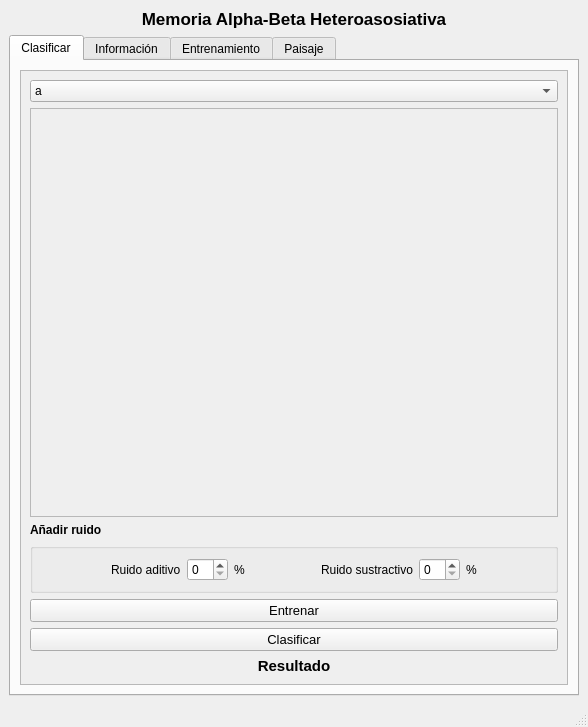
Above: Proyecto/memoria_ui.ui from artLara/Clasificador-Basado-Metricas before the change. Below: the same form after it.
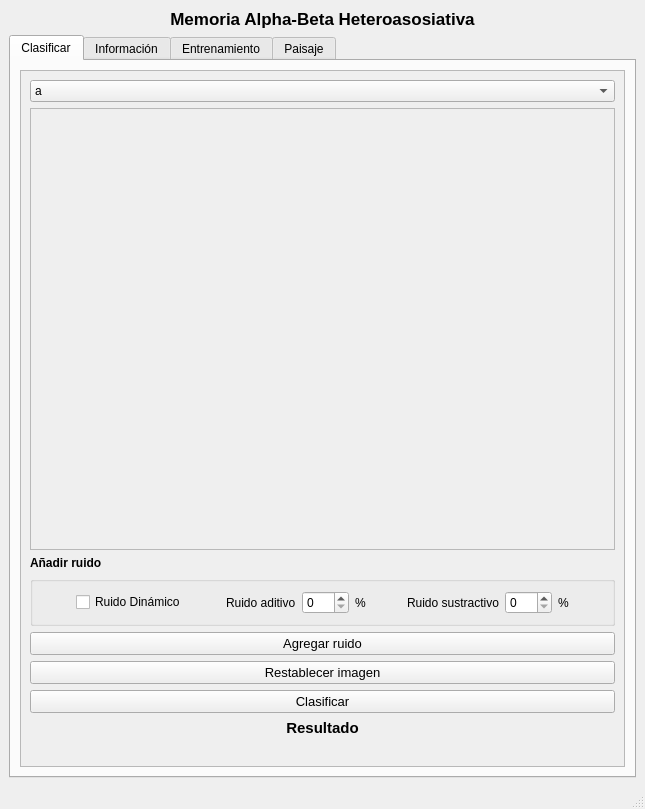
That is the form after the change.

Commit message: memoria implementada

The edit to the form file:
```diff
--- a/Proyecto/memoria_ui.ui
+++ b/Proyecto/memoria_ui.ui
@@ -6,8 +6,8 @@
    <rect>
     <x>0</x>
     <y>0</y>
-    <width>588</width>
-    <height>727</height>
+    <width>645</width>
+    <height>809</height>
    </rect>
   </property>
   <property name="windowTitle">
@@ -52,8 +52,8 @@
             <rect>
              <x>0</x>
              <y>0</y>
-             <width>536</width>
-             <height>593</height>
+             <width>593</width>
+             <height>675</height>
             </rect>
            </property>
            <layout class="QVBoxLayout" name="verticalLayout_2">
@@ -96,8 +96,8 @@
                 <rect>
                  <x>0</x>
                  <y>0</y>
-                 <width>512</width>
-                 <height>359</height>
+                 <width>569</width>
+                 <height>381</height>
                 </rect>
                </property>
                <layout class="QGridLayout" name="gridLayout_7">
@@ -132,34 +132,34 @@
                <string/>
               </property>
               <layout class="QGridLayout" name="gridLayout_6">
-               <item row="1" column="5">
-                <widget class="QLabel" name="label_8">
-                 <property name="text">
-                  <string>Ruido sustractivo</string>
-                 </property>
-                </widget>
-               </item>
                <item row="1" column="6">
-                <widget class="QSpinBox" name="spinBox_2"/>
-               </item>
-               <item row="1" column="3">
-                <widget class="QLabel" name="label_7">
-                 <property name="text">
-                  <string>%</string>
+                <spacer name="horizontalSpacer_3">
+                 <property name="orientation">
+                  <enum>Qt::Horizontal</enum>
                  </property>
-                </widget>
-               </item>
-               <item row="1" column="2">
-                <widget class="QSpinBox" name="spinBox"/>
-               </item>
-               <item row="1" column="7">
-                <widget class="QLabel" name="label_9">
-                 <property name="text">
-                  <string>%</string>
+                 <property name="sizeHint" stdset="0">
+                  <size>
+                   <width>40</width>
+                   <height>20</height>
+                  </size>
                  </property>
-                </widget>
+                </spacer>
                </item>
                <item row="1" column="8">
+                <widget class="QSpinBox" name="spinBox_pepper">
+                 <property name="maximum">
+                  <number>100</number>
+                 </property>
+                </widget>
+               </item>
+               <item row="1" column="7">
+                <widget class="QLabel" name="label_8">
+                 <property name="text">
+                  <string>Ruido sustractivo</string>
+                 </property>
+                </widget>
+               </item>
+               <item row="1" column="10">
                 <spacer name="horizontalSpacer_2">
                  <property name="orientation">
                   <enum>Qt::Horizontal</enum>
@@ -172,6 +172,13 @@
                  </property>
                 </spacer>
                </item>
+               <item row="1" column="9">
+                <widget class="QLabel" name="label_9">
+                 <property name="text">
+                  <string>%</string>
+                 </property>
+                </widget>
+               </item>
                <item row="1" column="0">
                 <spacer name="horizontalSpacer">
                  <property name="orientation">
@@ -185,15 +192,36 @@
                  </property>
                 </spacer>
                </item>
-               <item row="1" column="1">
+               <item row="1" column="4">
+                <widget class="QSpinBox" name="spinBox_salt">
+                 <property name="maximum">
+                  <number>100</number>
+                 </property>
+                </widget>
+               </item>
+               <item row="1" column="5">
+                <widget class="QLabel" name="label_7">
+                 <property name="text">
+                  <string>%</string>
+                 </property>
+                </widget>
+               </item>
+               <item row="1" column="3">
                 <widget class="QLabel" name="label_3">
                  <property name="text">
                   <string>Ruido aditivo</string>
                  </property>
                 </widget>
                </item>
-               <item row="1" column="4">
-                <spacer name="horizontalSpacer_3">
+               <item row="1" column="1">
+                <widget class="QCheckBox" name="checkBox_dynamicNoise">
+                 <property name="text">
+                  <string>Ruido Dinámico</string>
+                 </property>
+                </widget>
+               </item>
+               <item row="1" column="2">
+                <spacer name="horizontalSpacer_4">
                  <property name="orientation">
                   <enum>Qt::Horizontal</enum>
                  </property>
@@ -216,7 +244,19 @@
                </font>
               </property>
               <property name="text">
-               <string>Entrenar</string>
+               <string>Agregar ruido</string>
+              </property>
+             </widget>
+            </item>
+            <item>
+             <widget class="QPushButton" name="pushButton_restartImage">
+              <property name="font">
+               <font>
+                <pointsize>10</pointsize>
+               </font>
+              </property>
+              <property name="text">
+               <string>Restablecer imagen</string>
               </property>
              </widget>
             </item>
@@ -249,6 +289,16 @@
               </property>
              </widget>
             </item>
+            <item>
+             <widget class="QLabel" name="label_Onehot">
+              <property name="text">
+               <string/>
+              </property>
+              <property name="alignment">
+               <set>Qt::AlignCenter</set>
+              </property>
+             </widget>
+            </item>
            </layout>
           </widget>
          </widget>
```
Left out of the diff: 22 changed lines with no effect on the pictures. The commit also changes 4 other files.
